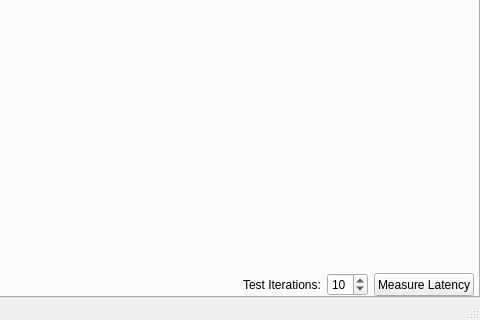
Above: latencytest/ui/ltmainwindowui.ui from lancegilbert/LatencyTest before the change; both pictures show x 320 to 800 and y 280 to 600 of the 800 by 600 pixel window. Below: the same form after it.
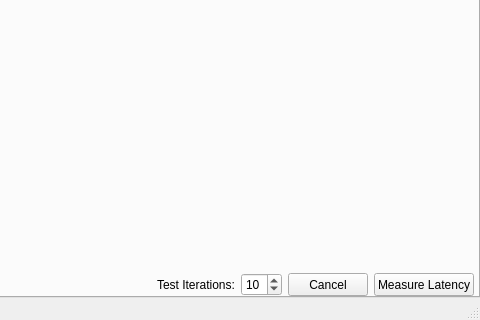
That is the form after the change.

Commit message: various WIP checkins, cancel button partially implemented but needs to have the audio signal stuff moved to another thread

```diff
--- a/latencytest/ui/ltmainwindowui.ui
+++ b/latencytest/ui/ltmainwindowui.ui
@@ -276,6 +276,19 @@
             </property>
            </widget>
           </item>
+          <item>
+           <widget class="QPushButton" name="cancelButton">
+            <property name="sizePolicy">
+             <sizepolicy hsizetype="Minimum" vsizetype="Minimum">
+              <horstretch>0</horstretch>
+              <verstretch>0</verstretch>
+             </sizepolicy>
+            </property>
+            <property name="text">
+             <string>Cancel</string>
+            </property>
+           </widget>
+          </item>
           <item>
            <widget class="QPushButton" name="measureLatencyButton">
             <property name="sizePolicy">
```
The commit also changes 6 other files.
